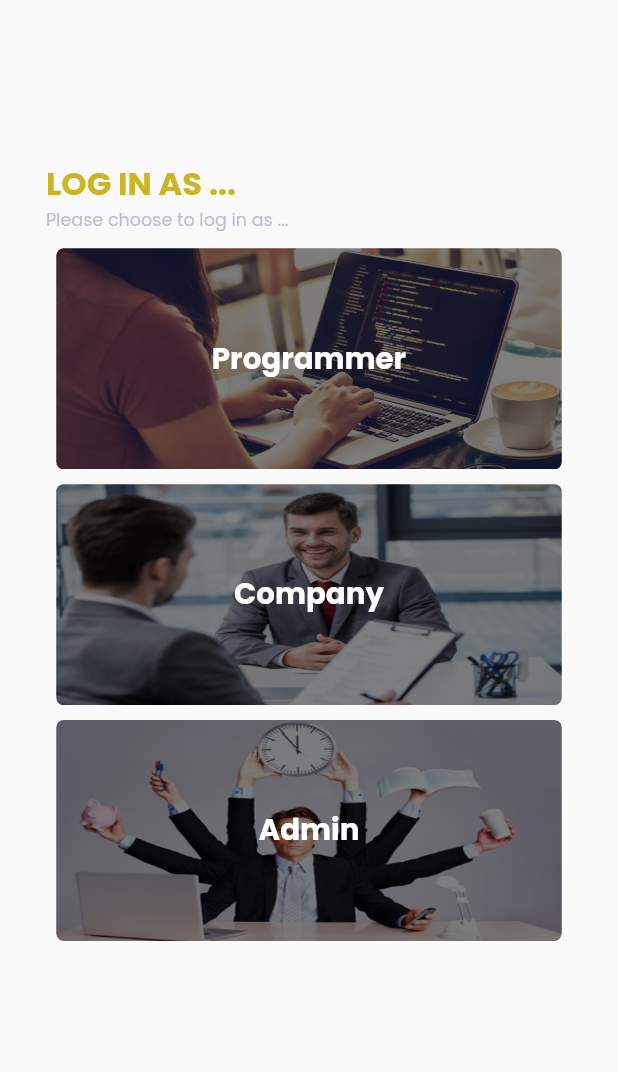
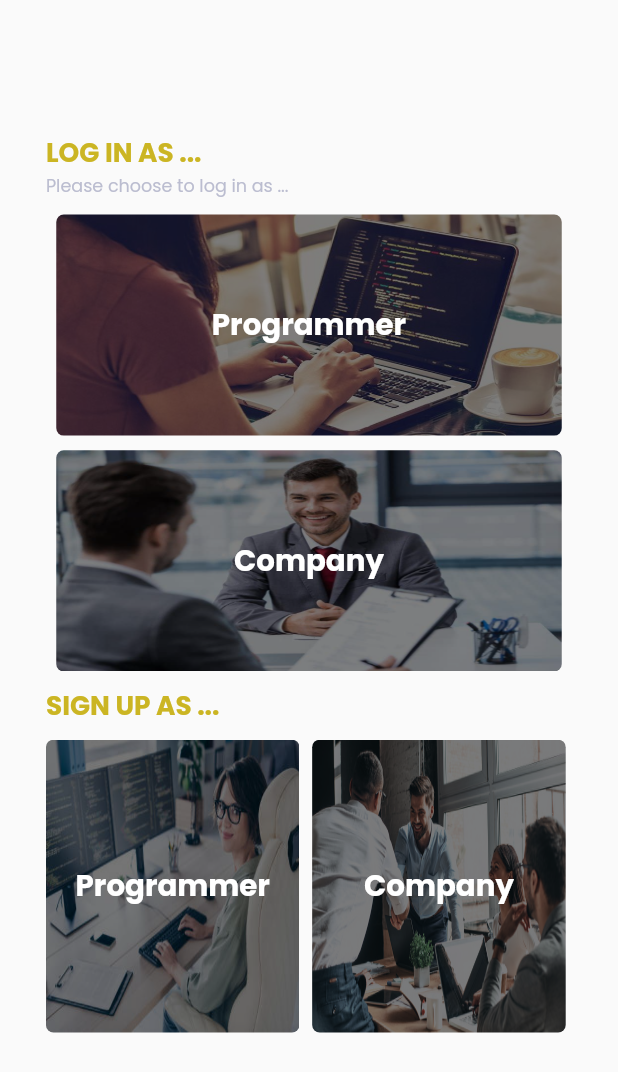
Before and after one commit to Sama-3li-2002/prog_jobs_grad, a Flutter app: the screen it shows after launch, on a phone screen of 412 x 824 dp. Shown: the top 1072 px of the screen. Run offline on Flutter 3.47's test engine with Material 2 defaults, Android fonts, the phone set to English and light mode, and no system bars; our stand-ins replace auto_size_text, carousel_slider, cloud_firestore, file_picker, firebase_auth, firebase_core and 6 more; missing offline and left inert: flutter_pdfview; accounts and stored records are empty.

Commit message:
shorooq commit

```diff
--- a/lib/view/screens/shared_screens/user_type.dart
+++ b/lib/view/screens/shared_screens/user_type.dart
@@ -4,6 +4,7 @@ import 'package:prog_jobs_grad/controller/FirebaseAuthController.dart';
 import 'package:prog_jobs_grad/controller/FirebaseFireStoreHelper.dart';
 import 'package:prog_jobs_grad/view/screens/CompanyScreens/com_home.dart';
 import 'package:prog_jobs_grad/view/screens/ProgrammerScreen/home.dart';
+import 'package:prog_jobs_grad/view/screens/shared_screens/signup.dart';
 import '../../../utils/size_config.dart';
 import '../../customWidget/textStyleWidget.dart';
 import 'login.dart';
@@ -36,12 +37,12 @@ class _UserTypeScreenState extends State<UserTypeScreen> {
                   crossAxisAlignment: CrossAxisAlignment.start,
                   children: [
                     Container(
-                      margin: EdgeInsets.only(top: SizeConfig.scaleHeight(77)),
+                      margin: EdgeInsets.only(top: SizeConfig.scaleHeight(60)),
                     ),
                     TextStyleWidget(
                       'LOG IN AS ...',
                       Color(0xffcbb523),
-                      SizeConfig.scaleTextFont(22),
+                      SizeConfig.scaleTextFont(18),
                       FontWeight.bold,
                     ),
                     TextStyleWidget(
@@ -177,19 +178,24 @@ class _UserTypeScreenState extends State<UserTypeScreen> {
                         ),
                       ),
                     ),
+                    SizedBox(height: SizeConfig.scaleHeight(10),),
+                    TextStyleWidget(
+                      'SIGN UP AS ...',
+                      Color(0xffcbb523),
+                      SizeConfig.scaleTextFont(18),
+                      FontWeight.bold,
+                    ),
+                    Row(
+                      children: [
                         InkWell(
-                      onTap: () {
+                          onTap: (){
                             Navigator.of(context)
                                 .push(MaterialPageRoute(builder: (context) {
-                          return LoginScreen(
-                            userType: '',
-                          );
+                              return SignupScreen(userType: 'programmer');
                             }));
                           },
-                      child: Center(
                           child: Container(
-                          margin: EdgeInsets.symmetric(
-                              vertical: SizeConfig.scaleHeight(10)),
+                            margin: EdgeInsets.only(top: SizeConfig.scaleHeight(10)),
                             clipBehavior: Clip.antiAlias,
                             decoration: BoxDecoration(
                               borderRadius: BorderRadius.circular(5),
@@ -198,15 +204,15 @@ class _UserTypeScreenState extends State<UserTypeScreen> {
                               alignment: Alignment.center,
                               children: [
                                 Image.asset(
-                                'assets/images/admin.jpg',
-                                height: SizeConfig.scaleHeight(151),
-                                width: SizeConfig.scaleWidth(319),
+                                  'assets/images/prog_signup.jpg',
+                                  height: SizeConfig.scaleHeight(200),
+                                  width: SizeConfig.scaleWidth(160),
                                   fit: BoxFit.fill,
                                   color: Colors.black.withOpacity(0.5),
                                   colorBlendMode: BlendMode.darken,
                                 ),
                                 TextStyleWidget(
-                                'Admin',
+                                  'Programmer',
                                   Colors.white,
                                   SizeConfig.scaleTextFont(20),
                                   FontWeight.bold,
@@ -215,7 +221,43 @@ class _UserTypeScreenState extends State<UserTypeScreen> {
                             ),
                           ),
                         ),
+                        SizedBox(width: SizeConfig.scaleWidth(8),),
+                        InkWell(
+                          onTap: (){
+                            Navigator.of(context)
+                                .push(MaterialPageRoute(builder: (context) {
+                              return SignupScreen(userType: 'company');
+                            }));
+                          },
+                          child: Container (
+                            margin: EdgeInsets.only(top: SizeConfig.scaleHeight(10)),
+                            clipBehavior: Clip.antiAlias,
+                            decoration: BoxDecoration(
+                              borderRadius: BorderRadius.circular(5),
                             ),
+                            child: Stack(
+                              alignment: Alignment.center,
+                              children: [
+                                Image.asset(
+                                  'assets/images/com_signup.jpg',
+                                  height: SizeConfig.scaleHeight(200),
+                                  width: SizeConfig.scaleWidth(160),
+                                  fit: BoxFit.fill,
+                                  color: Colors.black.withOpacity(0.5),
+                                  colorBlendMode: BlendMode.darken,
+                                ),
+                                TextStyleWidget(
+                                  'Company',
+                                  Colors.white,
+                                  SizeConfig.scaleTextFont(20),
+                                  FontWeight.bold,
+                                ),
+                              ],
+                            ),
+                          ),
+                        ),
+                      ],
+                    )
                   ],
                 ),
               ),
--- a/pubspec.yaml
+++ b/pubspec.yaml
@@ -88,6 +88,8 @@ flutter:
     - assets/images/advertisement 2.jpg
     - assets/images/advertisement 3.jpg
     - assets/images/image11.jpg
+    - assets/images/prog_signup.jpg
+    - assets/images/com_signup.jpg
 
   # An image asset can refer to one or more resolution-specific "variants", see
   # https://flutter.dev/assets-and-images/#resolution-aware
```
Also changed, not shown: assets/images/com_signup.jpg (added), assets/images/prog_signup.jpg (added), pubspec.lock. Lines whose indentation alone changed are shown as unchanged.
